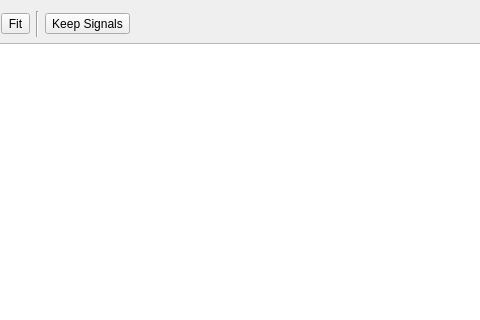
Above: lib/roby/log/gui/relations_view.ui from rock-core/tools-roby before the change; both pictures show x 195 to 675 and y 0 to 320 of the 981 by 733 pixel window. Below: the same form after it.
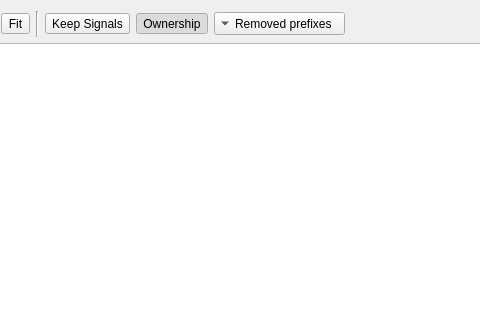
That is the form after the change.

Commit message: [log] in relation display, add buttons to remove prefixes from names (like Roby::) and ownership

```diff
--- a/lib/roby/log/gui/relations_view.ui
+++ b/lib/roby/log/gui/relations_view.ui
@@ -74,6 +74,41 @@
        </property>
       </widget>
      </item>
+     <item>
+      <widget class="QToolButton" name="show_ownership" >
+       <property name="text" >
+        <string>Ownership</string>
+       </property>
+       <property name="checkable" >
+        <bool>true</bool>
+       </property>
+       <property name="checked" >
+        <bool>true</bool>
+       </property>
+      </widget>
+     </item>
+     <item>
+      <widget class="QToolButton" name="removed_prefixes" >
+       <property name="text" >
+        <string>Removed prefixes</string>
+       </property>
+       <property name="checkable" >
+        <bool>false</bool>
+       </property>
+       <property name="checked" >
+        <bool>false</bool>
+       </property>
+       <property name="popupMode" >
+        <enum>QToolButton::InstantPopup</enum>
+       </property>
+       <property name="toolButtonStyle" >
+        <enum>Qt::ToolButtonTextBesideIcon</enum>
+       </property>
+       <property name="arrowType" >
+        <enum>Qt::DownArrow</enum>
+       </property>
+      </widget>
+     </item>
      <item>
       <spacer>
        <property name="orientation" >
@@ -81,7 +116,7 @@
        </property>
        <property name="sizeHint" >
         <size>
-         <width>301</width>
+         <width>91</width>
          <height>26</height>
         </size>
        </property>
```
The commit also changes 3 other files.
